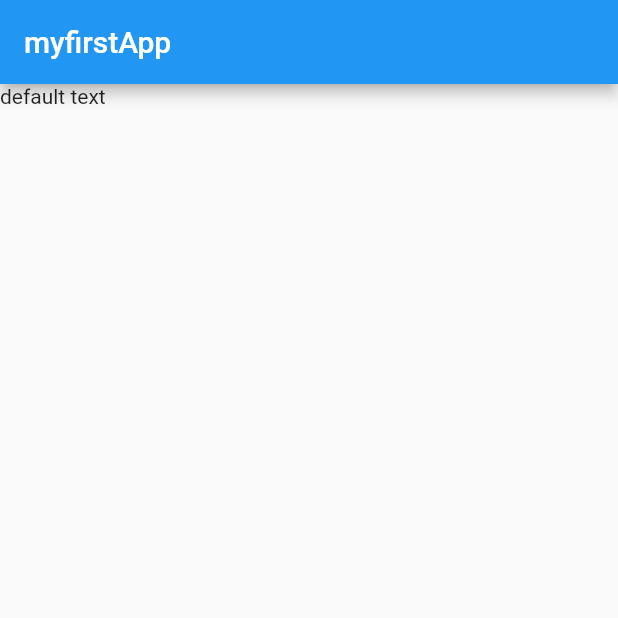
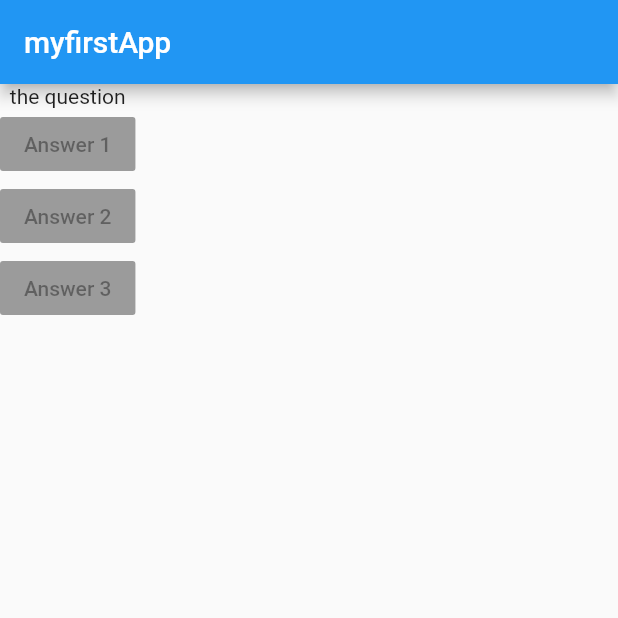
Before and after one commit to ibush100/PersonalityApp, a Flutter app: the screen it shows after launch, on a phone screen of 412 x 824 dp, the top half of it. Run offline on Flutter 3.47's test engine with Material 2 defaults, Android fonts, the phone set to English and light mode, and no system bars.

Commit message:
adding buttons

```diff
--- a/lib/main.dart
+++ b/lib/main.dart
@@ -9,7 +9,14 @@ class MyApp extends  StatelessWidget{
     // TODO: implement build
     return MaterialApp(home: Scaffold(
       appBar: AppBar(title: Text('myfirstApp'),),
-      body: Text('default text'),
+      body: Column(
+        children:[
+          Text('the question'),
+          RaisedButton (child: Text('Answer 1'), onPressed: null,),
+         RaisedButton (child: Text('Answer 2'), onPressed: null),
+         RaisedButton (child: Text('Answer 3'),onPressed: null)
+        ],)
+
 
     ),);
   }
```
